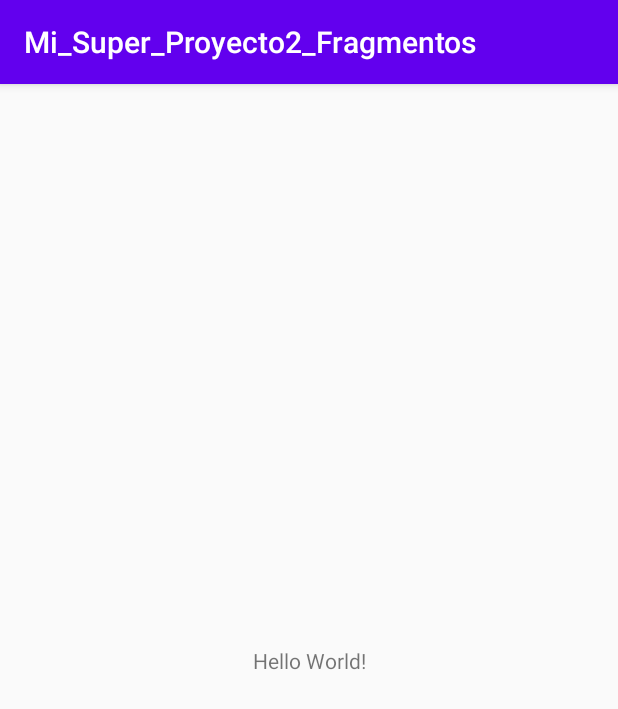
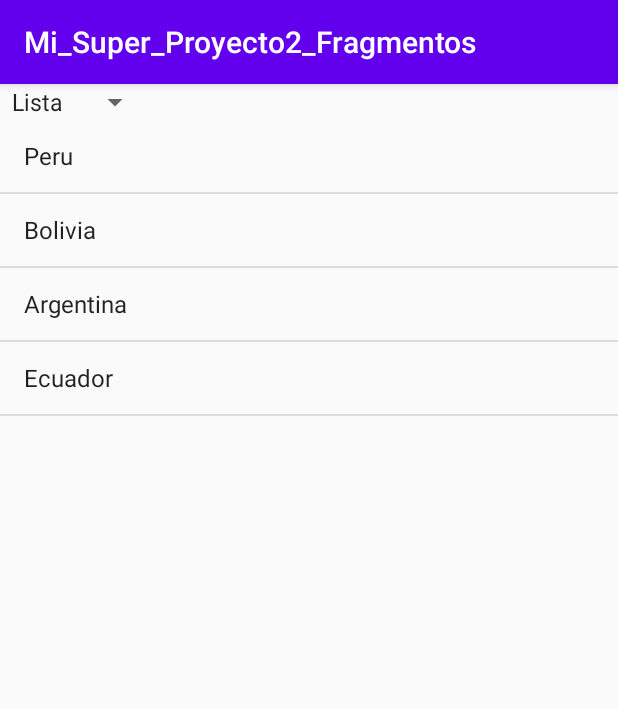
Before and after one commit to WCNosliwsys/Mi_Super_Proyecto2_Fragmentos, an Android app: the screen it shows after launch (MainActivity), on a phone screen of 412 x 824 dp. Shown: the top 709 px of the screen. Run offline under Robolectric (Android 15) with nearby library versions, the phone set to English and light mode, and no system bars.

Commit message:
Añadiendo fragmento estatico

```diff
--- /dev/null
+++ b/app/src/main/java/com/ditec/mi_super_proyecto2_fragmentos/ListaFragmento.java
@@ -0,0 +1,19 @@
+package com.ditec.mi_super_proyecto2_fragmentos;
+
+import android.os.Bundle;
+import android.view.LayoutInflater;
+import android.view.View;
+import android.view.ViewGroup;
+
+import androidx.annotation.NonNull;
+import androidx.annotation.Nullable;
+import androidx.fragment.app.Fragment;
+
+public class ListaFragmento extends Fragment {
+    @Nullable
+    @Override
+    public View onCreateView(@NonNull LayoutInflater inflater, @Nullable ViewGroup container, @Nullable Bundle savedInstanceState) {
+        View view= inflater.inflate(R.layout.lista_fragmento,container,false);
+        return view;
+    }
+}
--- a/app/src/main/res/layout/activity_main.xml
+++ b/app/src/main/res/layout/activity_main.xml
@@ -1,18 +1,18 @@
 <?xml version="1.0" encoding="utf-8"?>
-<androidx.constraintlayout.widget.ConstraintLayout xmlns:android="http://schemas.android.com/apk/res/android"
+<LinearLayout xmlns:android="http://schemas.android.com/apk/res/android"
     xmlns:app="http://schemas.android.com/apk/res-auto"
     xmlns:tools="http://schemas.android.com/tools"
     android:layout_width="match_parent"
     android:layout_height="match_parent"
+    android:orientation="vertical"
     tools:context=".MainActivity">
-
-    <TextView
+    <Spinner
+        android:entries="@array/tipo"
         android:layout_width="wrap_content"
-        android:layout_height="wrap_content"
-        android:text="Hello World!"
-        app:layout_constraintBottom_toBottomOf="parent"
-        app:layout_constraintLeft_toLeftOf="parent"
-        app:layout_constraintRight_toRightOf="parent"
-        app:layout_constraintTop_toTopOf="parent" />
-
-</androidx.constraintlayout.widget.ConstraintLayout>
+        android:layout_height="wrap_content" />
+    <fragment
+        android:layout_width="match_parent"
+        android:layout_height="match_parent"
+        android:name="com.ditec.mi_super_proyecto2_fragmentos.ListaFragmento"
+        android:id="@+id/mifragment"/>
+</LinearLayout>
--- /dev/null
+++ b/app/src/main/res/layout/lista_fragmento.xml
@@ -0,0 +1,12 @@
+<?xml version="1.0" encoding="utf-8"?>
+<LinearLayout xmlns:android="http://schemas.android.com/apk/res/android"
+    android:layout_width="match_parent"
+    android:layout_height="match_parent"
+    android:orientation="vertical">
+    <ListView
+        android:id="@+id/milista"
+        android:layout_width="match_parent"
+        android:layout_height="match_parent"
+        android:entries="@array/lista"
+        />
+</LinearLayout>
--- /dev/null
+++ b/app/src/main/res/values/datos.xml
@@ -0,0 +1,13 @@
+<?xml version="1.0" encoding="utf-8"?>
+<resources>
+    <string-array name="tipo">
+        <item>Lista</item>
+        <item>Grilla</item>
+    </string-array>
+    <string-array name="lista">
+        <item>Peru</item>
+        <item>Bolivia</item>
+        <item>Argentina</item>
+        <item>Ecuador</item>
+    </string-array>
+</resources>
```
